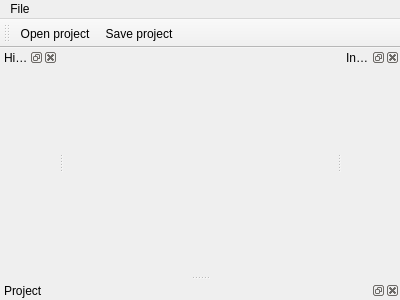
First picture: the form in ShapeRenderer/mainwindow.ui, repository dafral/Advanced-Graphic-Production, before the edit.
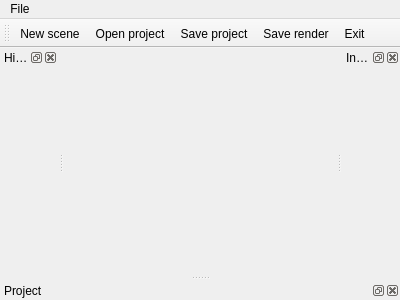
Second picture: the form after the edit. Icons and pictures are not drawn. Custom widgets are drawn as their Qt base class.

Commit message: Save render & icons

The edit to the form file:
```diff
--- a/ShapeRenderer/mainwindow.ui
+++ b/ShapeRenderer/mainwindow.ui
@@ -82,8 +82,11 @@
    <attribute name="toolBarBreak">
     <bool>false</bool>
    </attribute>
+   <addaction name="actionNewScene"/>
    <addaction name="actionOpenProject"/>
    <addaction name="actionSaveProject"/>
+   <addaction name="actionSaveRender"/>
+   <addaction name="actionExit"/>
   </widget>
   <action name="actionOpenProject">
    <property name="icon">
```
Left out of the diff: 12 changed lines with no effect on the pictures. The commit also changes 2 other files.
